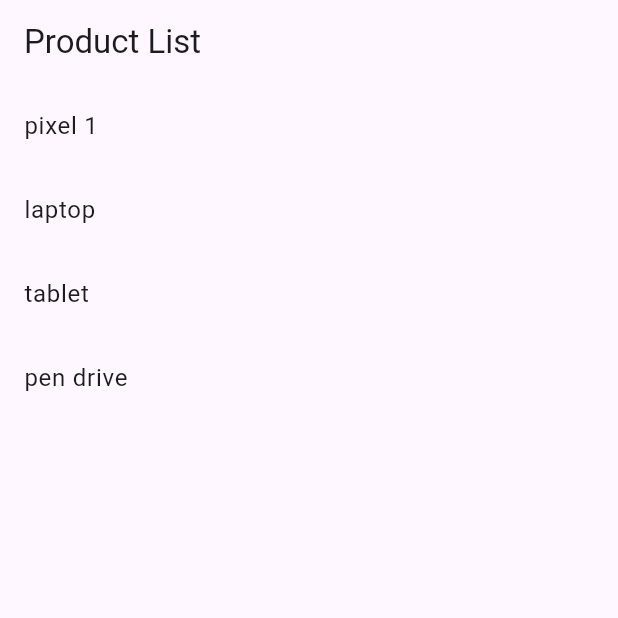
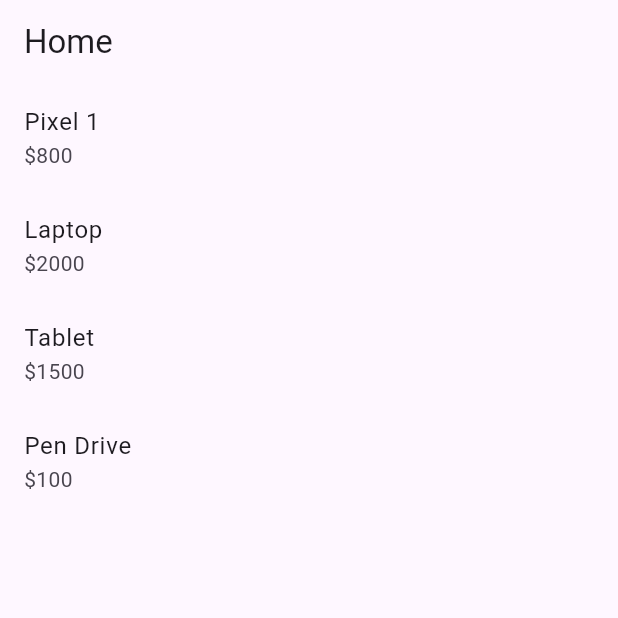
Before and after one commit to rukundo0023/flutter_app, a Flutter app: the screen it shows after launch, on a phone screen of 412 x 824 dp, the top half of it. Run offline on Flutter 3.47's test engine with Material 3 defaults, Android fonts, the phone set to English and light mode, and no system bars.

Commit message:
Update main.dart

```diff
--- a/first_app/lib/main.dart
+++ b/first_app/lib/main.dart
@@ -1,51 +1,65 @@
-// main.dart
 import 'package:flutter/material.dart';
-import 'screens/home_screen.dart';
-import 'product_details_screen.dart';
-
+import 'product_details.dart'; // Ensure this file is correctly named and placed in the 'lib' folder
 
 void main() {
-  runApp(MyApp());
+  runApp(ProductNavigationApp());
 }
 
-class MyApp extends StatelessWidget {
+class ProductNavigationApp extends StatelessWidget {
   @override
   Widget build(BuildContext context) {
     return MaterialApp(
-      title: 'Flutter Product App',
+      title: 'Product Navigation App',
       theme: ThemeData(
         primarySwatch: Colors.blue,
-        visualDensity: VisualDensity.adaptivePlatformDensity,
       ),
-      home: HomeScreen(), // Set HomeScreen as the initial screen
+      home: HomeScreen(),
     );
   }
 }
 
-// home_screen.dart
-import 'package:flutter/material.dart';
-import 'product_details_screen.dart'; // Import the product details screen
-
 class HomeScreen extends StatelessWidget {
-  final List<String> products = ['pixel 1', 'laptop', 'tablet' , 'pen drive']; // Example list of products
+  final List<Map<String, dynamic>> products = [
+    {
+      'name': 'Pixel 1',
+      'description': 'Pixel is the most fearful phone ever.',
+      'price': 800,
+    },
+    {
+      'name': 'Laptop',
+      'description': 'Laptop is the most productive development tool.',
+      'price': 2000,
+    },
+    {
+      'name': 'Tablet',
+      'description': 'Tablet is the most useful device ever for meeting.',
+      'price': 1500,
+    },
+    {
+      'name': 'Pen Drive',
+      'description': 'Pen Drive is a stylish phone ever.',
+      'price': 100,
+    },
+  ];
 
   @override
   Widget build(BuildContext context) {
     return Scaffold(
       appBar: AppBar(
-        title: Text('Product List'),
+        title: Text('Home'),
       ),
       body: ListView.builder(
         itemCount: products.length,
         itemBuilder: (context, index) {
           return ListTile(
-            title: Text(products[index]),
+            title: Text(products[index]['name']),
+            subtitle: Text('\$${products[index]['price']}'),
             onTap: () {
-              // Navigate to product details screen when tapped
               Navigator.push(
                 context,
                 MaterialPageRoute(
-                  builder: (context) => ProductDetailsScreen(product: products[index]),
+                  builder: (context) =>
+                      ProductDetailsScreen(product: products[index]),
                 ),
               );
             },
@@ -55,40 +69,3 @@ class HomeScreen extends StatelessWidget {
     );
   }
 }
-
-// product_details_screen.dart
-import 'package:flutter/material.dart';
-
-class ProductDetailsScreen extends StatelessWidget {
-  final String product;
-
-  ProductDetailsScreen({required this.product});
-
-  @override
-  Widget build(BuildContext context) {
-    return Scaffold(
-      appBar: AppBar(
-        title: Text('Product Details'),
-      ),
-      body: Center(
-        child: Column(
-          mainAxisAlignment: MainAxisAlignment.center,
-          children: <Widget>[
-            Text(
-              'Product Details for $product',
-              style: TextStyle(fontSize: 24),
-            ),
-            SizedBox(height: 20),
-            ElevatedButton(
-              onPressed: () {
-                // Navigate back to the home screen
-                Navigator.pop(context);
-              },
-              child: Text('Back to Home'),
-            ),
-          ],
-        ),
-      ),
-    );
-  }
-}
```
